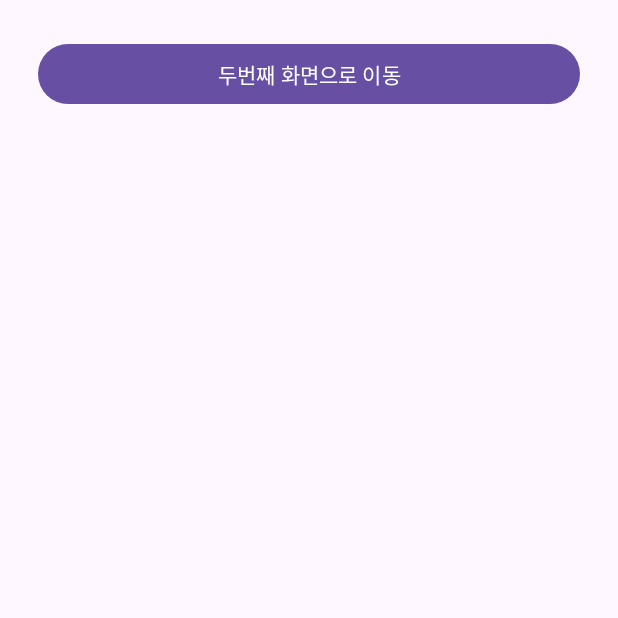
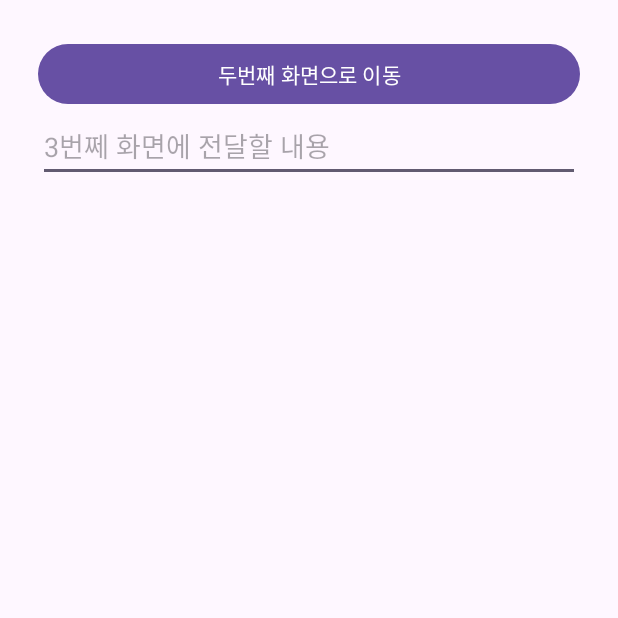
Before and after one commit to dntmdwls42/Activity_20231029, an Android app: the screen it shows after launch (MainActivity), on a phone screen of 412 x 824 dp, the top half of it. Run offline under Robolectric (Android 15) with nearby library versions, the phone set to English and light mode, and no system bars; our stand-ins replace data binding.

Commit message:
3번화면 UI 변경 - 텍스트뷰 추가

```diff
--- a/app/src/main/AndroidManifest.xml
+++ b/app/src/main/AndroidManifest.xml
@@ -13,6 +13,9 @@
         android:theme="@style/Theme.Activity_20231029"
         tools:targetApi="31">
         <activity
+            android:name=".ThirdActivity"
+            android:exported="false" />
+        <activity
             android:name=".MainActivity"
             android:exported="true">
             <intent-filter>
--- a/app/src/main/res/layout/activity_main.xml
+++ b/app/src/main/res/layout/activity_main.xml
@@ -16,5 +16,10 @@
             android:text="두번째 화면으로 이동"
             android:id="@+id/btnSecond"/>
 
+        <EditText
+            android:id="@+id/giveThirdMessage"
+            android:layout_width="match_parent"
+            android:layout_height="wrap_content"
+            android:hint="3번쩨 화면에 전달할 내용"/>
     </LinearLayout>
 </layout>
```
Also changed, not shown: app/src/main/java/kr/ac/wku/activity_20231029/ThirdActivity.kt (added, +15 -0 lines), app/src/main/res/layout/activity_third.xml (added, +20 -0 lines).
